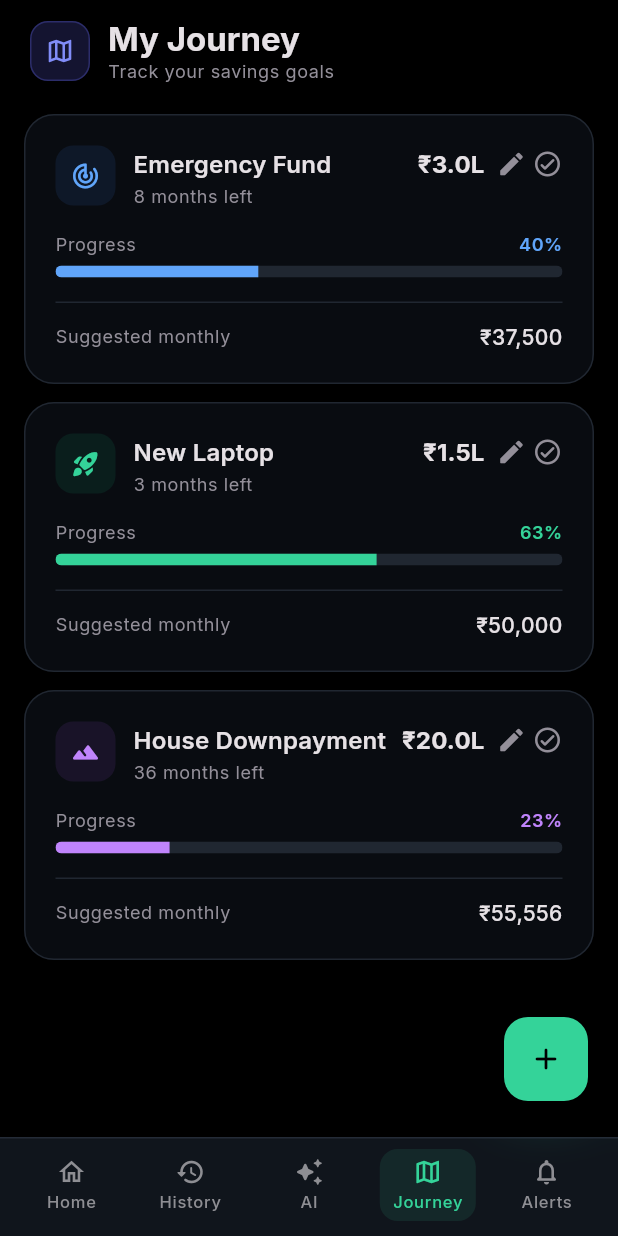
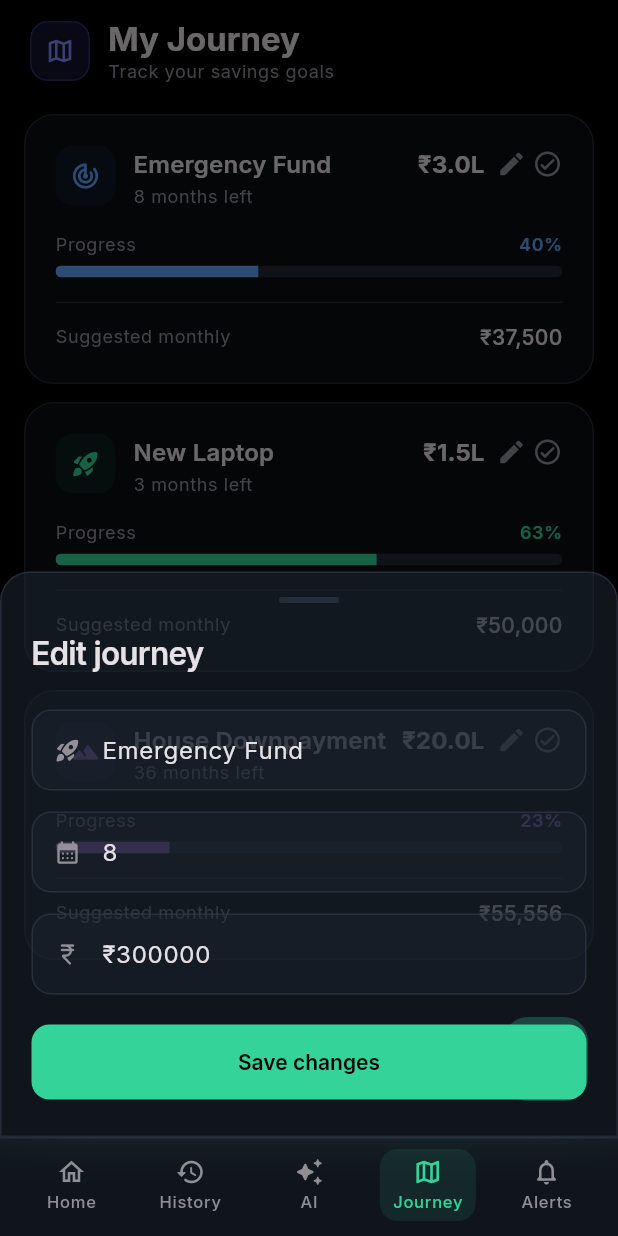
Before and after one commit to mutha-varun/nivvesh-app, a Flutter app: the JourneyPage screen opened by its route, after a tap on the "edit" icon, on a phone screen of 412 x 824 dp. Run offline on Flutter 3.47's test engine with Material 3 defaults, Android fonts, the phone set to English and light mode, and no system bars; our stand-ins replace file_picker, fl_chart, flutter_local_notifications, flutter_riverpod, flutter_secure_storage, go_router and 7 more; missing offline and left inert: flutter_inappwebview, flutter_sms_inbox, syncfusion_flutter_pdf, telephony, workmanager; accounts and stored records are empty; generated files the repository leaves out were written again.

Commit message:
journey: edit journey and complete journey

```diff
--- a/lib/application/journey/journey_controller.dart
+++ b/lib/application/journey/journey_controller.dart
@@ -43,3 +43,21 @@ class CreateJourneyController extends _$CreateJourneyController {
     }
   }
 }
+
+@riverpod
+class EditJourneyController extends _$EditJourneyController {
+  @override
+  FutureOr<void> build() {}
+
+  Future<void> editJourney(int journeyId, JourneyUpdateRequest request) async {
+    state = const AsyncLoading();
+    state = await AsyncValue.guard(() async {
+      await ref
+          .read(journeyRepositoryProvider)
+          .updateJourneyById(journeyId, request);
+    });
+    if (!state.hasError) {
+      ref.invalidate(journeysControllerProvider);
+    }
+  }
+}
--- a/lib/presentation/journey/pages/journey_page.dart
+++ b/lib/presentation/journey/pages/journey_page.dart
@@ -4,6 +4,7 @@ import 'package:nivvesh/application/journey/journey_controller.dart';
 import 'package:nivvesh/core/theme/app_colors.dart';
 import 'package:nivvesh/domain/models/requests/journey.dart';
 import 'package:nivvesh/presentation/journey/widgets/create_journey_sheet.dart';
+import 'package:nivvesh/presentation/journey/widgets/edit_journey_sheet.dart';
 
 class JourneyPage extends ConsumerWidget {
   const JourneyPage({super.key});
@@ -219,6 +220,23 @@ class _JourneyCard extends ConsumerWidget {
   final JourneyItem journey;
   final AppColorsBase c;
 
+  void _openEditSheet(BuildContext context, WidgetRef ref) {
+    showModalBottomSheet<void>(
+      context: context,
+      isScrollControlled: true,
+      backgroundColor: Colors.transparent,
+      builder: (_) => Padding(
+        padding: EdgeInsets.only(
+          bottom: MediaQuery.viewInsetsOf(context).bottom,
+        ),
+        child: EditJourneySheet(
+          journey: journey,
+          onUpdated: () => ref.invalidate(journeysControllerProvider),
+        ),
+      ),
+    );
+  }
+
   @override
   Widget build(BuildContext context, WidgetRef ref) {
     final progress = journey.amount > 0
@@ -289,7 +307,7 @@ class _JourneyCard extends ConsumerWidget {
                   _IconAction(
                     icon: Icons.edit_rounded,
                     color: c.secondaryText,
-                    onTap: () {},
+                    onTap: () => _openEditSheet(context, ref),
                   ),
                   const SizedBox(width: 4),
                   _IconAction(
--- /dev/null
+++ b/lib/presentation/journey/widgets/edit_journey_sheet.dart
@@ -0,0 +1,221 @@
+import 'package:flutter/material.dart';
+import 'package:flutter/services.dart';
+import 'package:flutter_riverpod/flutter_riverpod.dart';
+import 'package:nivvesh/application/journey/journey_controller.dart';
+import 'package:nivvesh/core/theme/app_colors.dart';
+import 'package:nivvesh/core/theme/app_theme.dart';
+import 'package:nivvesh/domain/models/requests/journey.dart';
+
+class EditJourneySheet extends ConsumerStatefulWidget {
+  const EditJourneySheet({super.key, required this.journey, this.onUpdated});
+
+  final JourneyItem journey;
+  final VoidCallback? onUpdated;
+
+  @override
+  ConsumerState<EditJourneySheet> createState() => _EditJourneySheetState();
+}
+
+class _EditJourneySheetState extends ConsumerState<EditJourneySheet> {
+  late final TextEditingController _goalController;
+  late final TextEditingController _timeController;
+  late final TextEditingController _amountController;
+
+  @override
+  void initState() {
+    super.initState();
+    _goalController = TextEditingController(text: widget.journey.goalName);
+    _timeController = TextEditingController(text: widget.journey.time);
+    _amountController =
+        TextEditingController(text: widget.journey.amount.toString());
+  }
+
+  @override
+  void dispose() {
+    _goalController.dispose();
+    _timeController.dispose();
+    _amountController.dispose();
+    super.dispose();
+  }
+
+  Future<void> _submit() async {
+    final goal = _goalController.text.trim();
+    final time = _timeController.text.trim();
+    final amount = int.tryParse(_amountController.text.trim());
+
+    if (goal.isEmpty || time.isEmpty || amount == null) {
+      ScaffoldMessenger.of(context).showSnackBar(
+        const SnackBar(content: Text('Please fill in all fields correctly.')),
+      );
+      return;
+    }
+
+    await ref.read(editJourneyControllerProvider.notifier).editJourney(
+          widget.journey.id,
+          JourneyUpdateRequest(goalName: goal, time: time, amount: amount),
+        );
+
+    if (!mounted) return;
+
+    final state = ref.read(editJourneyControllerProvider);
+    state.when(
+      data: (_) {
+        Navigator.of(context).pop();
+        widget.onUpdated?.call();
+      },
+      error: (e, _) {
+        ScaffoldMessenger.of(context).showSnackBar(
+          SnackBar(content: Text(e.toString())),
+        );
+      },
+      loading: () {},
+    );
+  }
+
+  @override
+  Widget build(BuildContext context) {
+    final c = AppColors.of(context);
+    final isLoading = ref.watch(editJourneyControllerProvider).isLoading;
+
+    return Container(
+      padding: const EdgeInsets.fromLTRB(20, 16, 20, 24),
+      decoration: AppDecorations.luxBottomSheet(radius: 20),
+      child: SafeArea(
+        top: false,
+        child: Column(
+          mainAxisSize: MainAxisSize.min,
+          crossAxisAlignment: CrossAxisAlignment.start,
+          children: [
+            Center(
+              child: Container(
+                width: 40,
+                height: 4,
+                decoration: AppDecorations.dragHandle,
+              ),
+            ),
+            const SizedBox(height: 20),
+            Text(
+              'Edit journey',
+              style: Theme.of(context).textTheme.headlineMedium,
+            ),
+            const SizedBox(height: 24),
+            _InputField(
+              controller: _goalController,
+              hint: 'Enter goal name',
+              icon: Icons.rocket_launch_rounded,
+              textInputAction: TextInputAction.next,
+            ),
+            const SizedBox(height: 14),
+            _InputField(
+              controller: _timeController,
+              hint: 'Enter time (in months)',
+              icon: Icons.calendar_month_rounded,
+              keyboardType: TextInputType.number,
+              inputFormatters: [FilteringTextInputFormatter.digitsOnly],
+              textInputAction: TextInputAction.next,
+            ),
+            const SizedBox(height: 14),
+            _InputField(
+              controller: _amountController,
+              hint: 'Enter amount',
+              prefixText: '₹',
+              icon: Icons.currency_rupee_rounded,
+              keyboardType: TextInputType.number,
+              inputFormatters: [FilteringTextInputFormatter.digitsOnly],
+              textInputAction: TextInputAction.done,
+              onSubmitted: (_) => _submit(),
+            ),
+            const SizedBox(height: 20),
+            SizedBox(
+              width: double.infinity,
+              height: 50,
+              child: FilledButton(
+                onPressed: isLoading ? null : _submit,
+                child: isLoading
+                    ? SizedBox(
+                        width: 20,
+                        height: 20,
+                        child: CircularProgressIndicator(
+                          strokeWidth: 2,
+                          color: c.background,
+                        ),
+                      )
+                    : const Text('Save changes'),
+              ),
+            ),
+          ],
+        ),
+      ),
+    );
+  }
+}
+
+class _InputField extends StatelessWidget {
+  const _InputField({
+    required this.controller,
+    required this.hint,
+    required this.icon,
+    this.prefixText,
+    this.keyboardType,
+    this.inputFormatters,
+    this.textInputAction,
+    this.onSubmitted,
+  });
+
+  final TextEditingController controller;
+  final String hint;
+  final IconData icon;
+  final String? prefixText;
+  final TextInputType? keyboardType;
+  final List<TextInputFormatter>? inputFormatters;
+  final TextInputAction? textInputAction;
+  final ValueChanged<String>? onSubmitted;
+
+  @override
+  Widget build(BuildContext context) {
+    final c = AppColors.of(context);
+
+    return Container(
+      decoration: BoxDecoration(
+        color: c.surfaceTintLow,
+        borderRadius: BorderRadius.circular(13),
+        border: Border.all(color: c.borderSubtle),
+      ),
+      child: Row(
+        children: [
+          Padding(
+            padding: const EdgeInsets.symmetric(horizontal: 14),
+            child: Icon(icon, size: 18, color: c.secondaryText),
+          ),
+          Expanded(
+            child: TextField(
+              controller: controller,
+              keyboardType: keyboardType,
+              inputFormatters: inputFormatters,
+              textInputAction: textInputAction,
+              onSubmitted: onSubmitted,
+              style: Theme.of(context)
+                  .textTheme
+                  .bodyLarge
+                  ?.copyWith(color: c.primaryText),
+              decoration: InputDecoration(
+                hintText: hint,
+                prefixText: prefixText,
+                prefixStyle: Theme.of(context)
+                    .textTheme
+                    .bodyLarge
+                    ?.copyWith(color: c.primaryText),
+                hintStyle: Theme.of(context)
+                    .textTheme
+                    .bodyLarge
+                    ?.copyWith(color: c.secondaryText),
+                border: InputBorder.none,
+                contentPadding: const EdgeInsets.symmetric(vertical: 14),
+              ),
+            ),
+          ),
+        ],
+      ),
+    );
+  }
+}
```
Also changed, not shown: lib/application/journey/journey_controller.g.dart.
